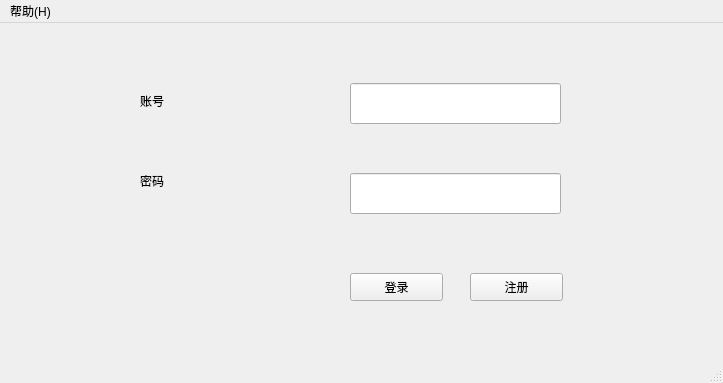
The window that PyGui/pyqt/resource/ui/login.ui (Komari-Koshigaya/python-waddle) describes before a commit, drawn with Qt 5.
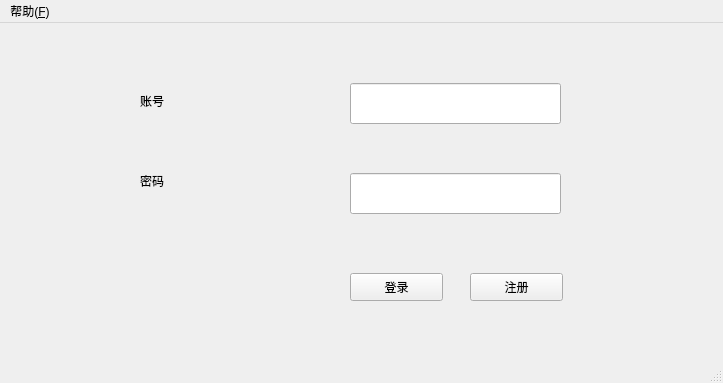
The same window after the commit.

Commit message: refactor: formalize qt controls' name

```diff
--- a/PyGui/pyqt/resource/ui/login.ui
+++ b/PyGui/pyqt/resource/ui/login.ui
@@ -105,14 +105,14 @@
      <height>26</height>
     </rect>
    </property>
-   <widget class="QMenu" name="menu_H">
+   <widget class="QMenu" name="help_menu">
     <property name="title">
-     <string>帮助(H)</string>
+     <string>帮助(&amp;F)</string>
     </property>
     <addaction name="actionabout"/>
     <addaction name="actionshi"/>
    </widget>
-   <addaction name="menu_H"/>
+   <addaction name="help_menu"/>
   </widget>
   <widget class="QStatusBar" name="statusbar"/>
   <action name="actionabout">
```
Left out of the diff: 12 changed lines with no effect on the pictures. The commit also changes 2 other files.
